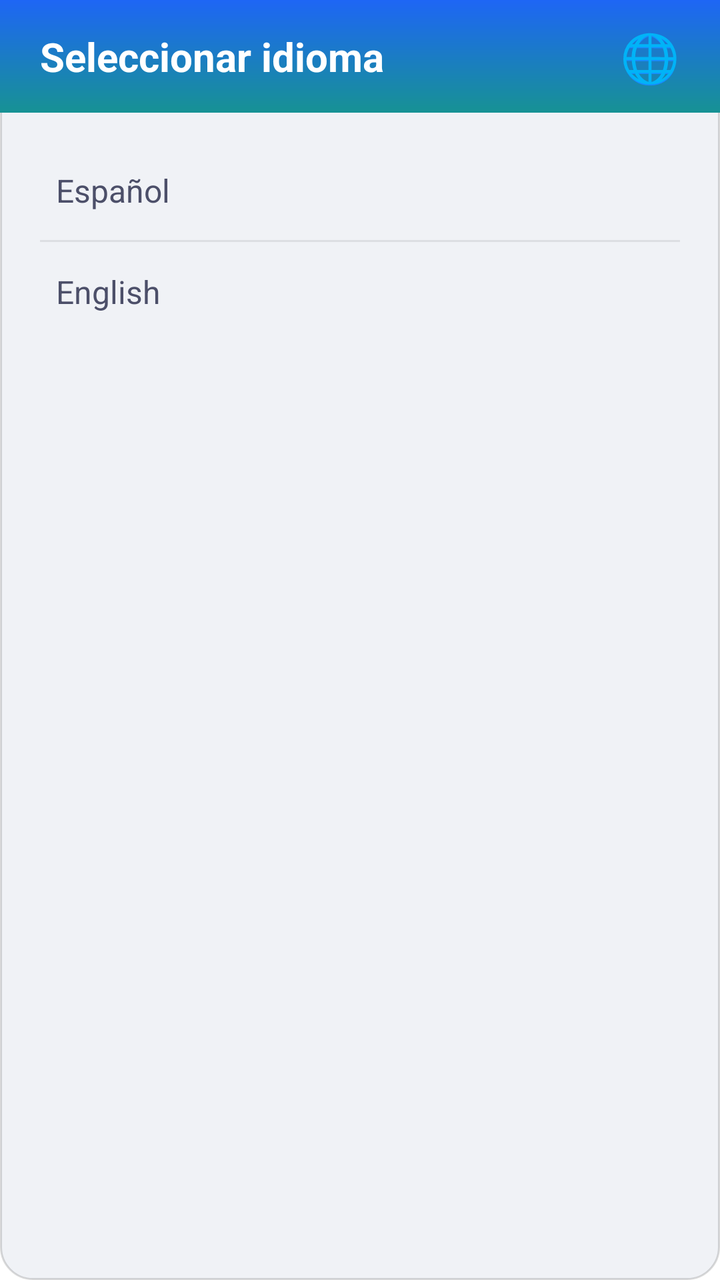
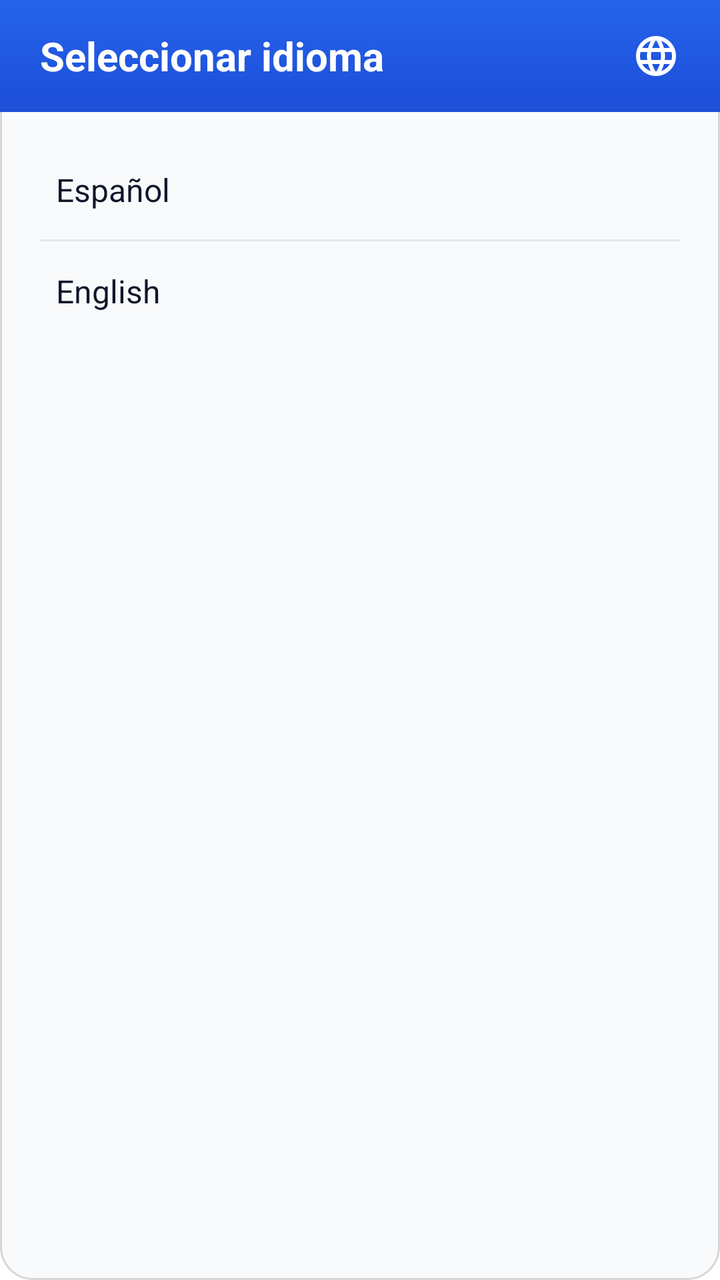

Compare the two renders of this Android layout. The source of the first and the diff that turns it into the second are given below.
<!-- AndroidManifest.xml: application theme Theme.App.Starting -->
<!-- res/layout/dialog_language_picker.xml -->
<?xml version="1.0" encoding="utf-8"?>
<LinearLayout xmlns:android="http://schemas.android.com/apk/res/android"
    android:layout_width="match_parent"
    android:layout_height="wrap_content"
    android:orientation="vertical"
    android:background="@drawable/bg_glass_panel">

    
    <LinearLayout
        android:layout_width="match_parent"
        android:layout_height="wrap_content"
        android:minHeight="56dp"
        android:background="@drawable/header_gradient"
        android:orientation="horizontal"
        android:paddingHorizontal="20dp"
        android:paddingVertical="12dp"
        android:gravity="center_vertical">

        <TextView
            android:layout_width="0dp"
            android:layout_height="wrap_content"
            android:layout_weight="1"
            android:text="@string/language_picker_title"
            android:textColor="@android:color/white"
            android:textSize="20sp"
            android:textStyle="bold" />

        <TextView
            android:layout_width="wrap_content"
            android:layout_height="wrap_content"
            android:text="🌐"
            android:textSize="24sp" />

    </LinearLayout>

    
    <RadioGroup
        android:id="@+id/language_radio_group"
        android:layout_width="match_parent"
        android:layout_height="wrap_content"
        android:orientation="vertical"
        android:paddingHorizontal="20dp"
        android:paddingTop="16dp"
        android:paddingBottom="8dp">

        <RadioButton
            android:id="@+id/radio_es"
            android:layout_width="match_parent"
            android:layout_height="wrap_content"
            android:paddingVertical="12dp"
            android:paddingStart="8dp"
            android:text="Español"
            android:textColor="@color/textColorPrimary"
            android:textSize="16sp"
            android:buttonTint="@color/colorPrimary" />

        <View
            android:layout_width="match_parent"
            android:layout_height="1dp"
            android:background="#15000000"
            android:layout_marginVertical="2dp" />

        <RadioButton
            android:id="@+id/radio_en"
            android:layout_width="match_parent"
            android:layout_height="wrap_content"
            android:paddingVertical="12dp"
            android:paddingStart="8dp"
            android:text="English"
            android:textColor="@color/textColorPrimary"
            android:textSize="16sp"
            android:buttonTint="@color/colorPrimary" />

    </RadioGroup>

</LinearLayout>
<!-- resources referenced by this layout -->
<resources>
  <color name="colorPrimary">#1E66F5</color>
  <color name="textColorPrimary">#4C4F69</color>
  <!-- drawable bg_glass_panel (drawable) -->
  <?xml version="1.0" encoding="utf-8"?>
  <shape xmlns:android="http://schemas.android.com/apk/res/android">
      <solid android:color="@color/surfaceColorGlass" />
      <corners android:radius="16dp" />
      <stroke
          android:width="1dp"
          android:color="#26000000" /> 
  </shape>
  <!-- drawable header_gradient (drawable) -->
  <?xml version="1.0" encoding="utf-8"?>
  
  <shape xmlns:android="http://schemas.android.com/apk/res/android">
      <gradient
          android:angle="90"
          android:endColor="@color/colorPrimary"
          android:startColor="@color/colorPrimaryDark" />
  
  </shape>
  <string name="language_picker_title">Seleccionar idioma</string>
  <style name="Theme.App.Starting" parent="Theme.SplashScreen">
          <item name="windowSplashScreenBackground">@color/colorPrimaryDark</item>
          <item name="windowSplashScreenAnimatedIcon">@android:color/transparent</item>
          <item name="postSplashScreenTheme">@style/Theme.GeoGas</item>
      </style>
  <color name="surfaceColorGlass">#E6EFF1F5</color>
  <color name="colorPrimaryDark">#179294</color>
  <style name="Theme.GeoGas" parent="Base.Theme.GeoGas" />
  <color name="colorAccent">#DF8E1D</color>
  <color name="backgroundColor">#EFF1F5</color>
  <color name="surfaceColor">#E6E9EF</color>
  <color name="textColorSecondary">#6C6F85</color>
  <color name="fieldBackgroundColor">#121E66F5</color>
  <style name="GeoGas.AlertDialog.Title" parent="MaterialAlertDialog.MaterialComponents.Title.Text">
          <item name="android:textColor">@color/colorPrimary</item>
          <item name="android:textSize">20sp</item>
          <item name="android:textStyle">bold</item>
      </style>
  <style name="GeoGas.AlertDialog.Body" parent="MaterialAlertDialog.MaterialComponents.Body.Text">
          <item name="android:textColor">@color/textColorPrimary</item>
          <item name="android:textSize">16sp</item>
      </style>
  <style name="GeoGas.AlertDialog.Button" parent="Widget.MaterialComponents.Button.TextButton.Dialog">
          <item name="android:textColor">@color/colorPrimary</item>
          <item name="android:textStyle">bold</item>
      </style>
  <!-- unchanged entries left out for length: 2 -->
</resources>

<!-- the commit's change to res/layout/dialog_language_picker.xml (unified diff, before → after) -->
@@ -25,11 +25,13 @@
             android:textSize="20sp"
             android:textStyle="bold" />
 
-        <TextView
-            android:layout_width="wrap_content"
-            android:layout_height="wrap_content"
-            android:text="🌐"
-            android:textSize="24sp" />
+        <ImageView
+            android:layout_width="24dp"
+            android:layout_height="24dp"
+            android:src="@drawable/ic_language"
+            android:contentDescription="@string/content_desc_language"
+            app:tint="@android:color/white"
+            xmlns:app="http://schemas.android.com/apk/res-auto" />
 
     </LinearLayout>
 
<!-- resource entries referenced after the edit -->
@@ -1,7 +1,7 @@
 <!-- resources referenced by this layout -->
 <resources>
-  <color name="colorPrimary">#1E66F5</color>
-  <color name="textColorPrimary">#4C4F69</color>
+  <color name="colorPrimary">@color/brand_600</color>
+  <color name="textColorPrimary">@color/neutral_900</color>
   <!-- drawable bg_glass_panel (drawable) -->
   <?xml version="1.0" encoding="utf-8"?>
   <shape xmlns:android="http://schemas.android.com/apk/res/android">
@@ -21,20 +21,39 @@
           android:startColor="@color/colorPrimaryDark" />
   
   </shape>
+  <!-- drawable ic_language (drawable) -->
+  <?xml version="1.0" encoding="utf-8"?>
+  <vector xmlns:android="http://schemas.android.com/apk/res/android"
+      android:width="24dp"
+      android:height="24dp"
+      android:viewportWidth="24"
+      android:viewportHeight="24">
+      <path
+          android:fillColor="#FFFFFFFF"
+          android:pathData="M11.99,2C6.47,2 2,6.48 2,12s4.47,10 9.99,10C17.52,22 22,17.52 22,12S17.52,2 11.99,2zM18.92,8h-2.95c-0.32,-1.25 -0.78,-2.45 -1.38,-3.56 1.84,0.63 3.37,1.91 4.33,3.56zM12,4.04c0.83,1.2 1.48,2.53 1.91,3.96h-3.82c0.43,-1.43 1.08,-2.76 1.91,-3.96zM4.26,14C4.1,13.36 4,12.69 4,12s0.1,-1.36 0.26,-2h3.38c-0.08,0.66 -0.14,1.32 -0.14,2 0,0.68 0.06,1.34 0.14,2L4.26,14zM5.08,16h2.95c0.32,1.25 0.78,2.45 1.38,3.56 -1.84,-0.63 -3.37,-1.9 -4.33,-3.56zM8.03,8L5.08,8c0.96,-1.66 2.49,-2.93 4.33,-3.56C8.81,5.55 8.35,6.75 8.03,8zM12,19.96c-0.83,-1.2 -1.48,-2.53 -1.91,-3.96h3.82c-0.43,1.43 -1.08,2.76 -1.91,3.96zM14.34,14L9.66,14c-0.09,-0.66 -0.16,-1.32 -0.16,-2 0,-0.68 0.07,-1.35 0.16,-2h4.68c0.09,0.65 0.16,1.32 0.16,2 0,0.68 -0.07,1.34 -0.16,2zM14.59,19.56c0.6,-1.11 1.06,-2.31 1.38,-3.56h2.95c-0.96,1.65 -2.49,2.93 -4.33,3.56zM16.36,14c0.08,-0.66 0.14,-1.32 0.14,-2 0,-0.68 -0.06,-1.34 -0.14,-2h3.38c0.16,0.64 0.26,1.31 0.26,2s-0.1,1.36 -0.26,2h-3.38z" />
+  </vector>
+  <string name="content_desc_language">Cambiar idioma</string>
   <string name="language_picker_title">Seleccionar idioma</string>
   <style name="Theme.App.Starting" parent="Theme.SplashScreen">
           <item name="windowSplashScreenBackground">@color/colorPrimaryDark</item>
           <item name="windowSplashScreenAnimatedIcon">@android:color/transparent</item>
           <item name="postSplashScreenTheme">@style/Theme.GeoGas</item>
       </style>
-  <color name="surfaceColorGlass">#E6EFF1F5</color>
-  <color name="colorPrimaryDark">#179294</color>
+  <color name="brand_600">#2563EB</color>
+  <color name="neutral_900">#0F172A</color>
+  <color name="surfaceColorGlass">#E6F8FAFC</color>
+  <color name="colorPrimaryDark">@color/brand_700</color>
   <style name="Theme.GeoGas" parent="Base.Theme.GeoGas" />
-  <color name="colorAccent">#DF8E1D</color>
-  <color name="backgroundColor">#EFF1F5</color>
-  <color name="surfaceColor">#E6E9EF</color>
-  <color name="textColorSecondary">#6C6F85</color>
-  <color name="fieldBackgroundColor">#121E66F5</color>
+  <color name="brand_700">#1D4ED8</color>
+  <color name="colorAccent">@color/price_medium</color>
+  <color name="backgroundColor">@color/neutral_50</color>
+  <color name="surfaceColor">@color/white</color>
+  <color name="textColorSecondary">@color/neutral_500</color>
+  <color name="fieldBackgroundColor">#122563EB</color>
+  <color name="price_medium">#F59E0B</color>
+  <color name="neutral_50">#F8FAFC</color>
+  <color name="white">#FFFFFF</color>
+  <color name="neutral_500">#64748B</color>
   <style name="GeoGas.AlertDialog.Title" parent="MaterialAlertDialog.MaterialComponents.Title.Text">
           <item name="android:textColor">@color/colorPrimary</item>
           <item name="android:textSize">20sp</item>
